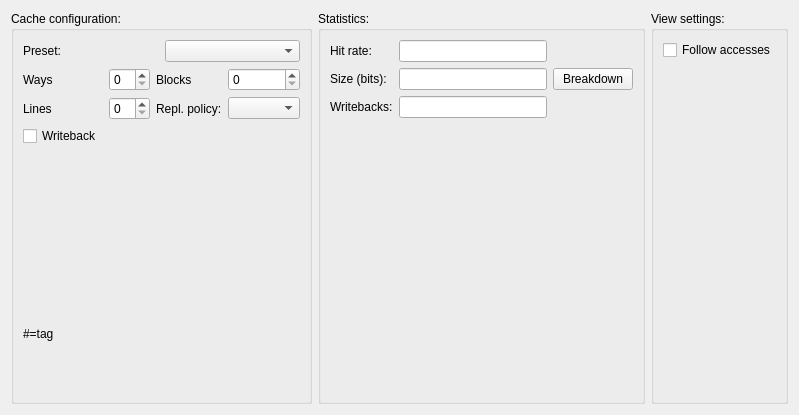
First picture: the form in src/cacheconfigwidget.ui, repository mortbopet/Ripes, before the edit.
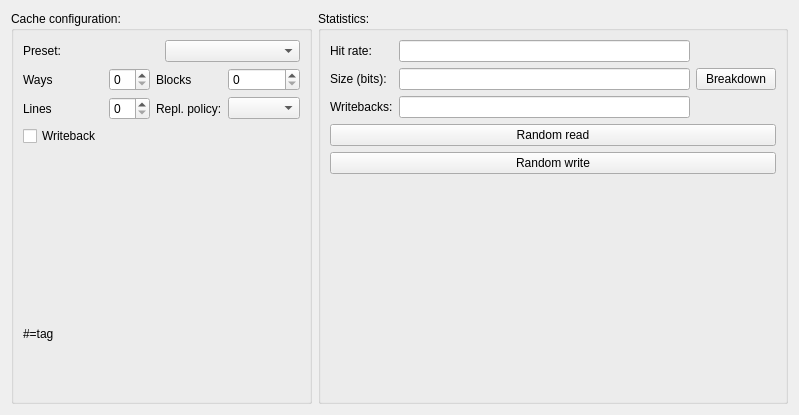
Second picture: the form after the edit.

Commit message: Make cache view zoomable

What changed in the file:
```diff
--- a/src/cacheconfigwidget.ui
+++ b/src/cacheconfigwidget.ui
@@ -141,6 +141,26 @@
         <string>Statistics:</string>
        </property>
        <layout class="QGridLayout" name="gridLayout_5">
+        <item row="1" column="0">
+         <widget class="QPushButton" name="randomread">
+          <property name="text">
+           <string>Random read</string>
+          </property>
+         </widget>
+        </item>
+        <item row="3" column="0">
+         <spacer name="verticalSpacer">
+          <property name="orientation">
+           <enum>Qt::Vertical</enum>
+          </property>
+          <property name="sizeHint" stdset="0">
+           <size>
+            <width>20</width>
+            <height>40</height>
+           </size>
+          </property>
+         </spacer>
+        </item>
         <item row="0" column="0">
          <layout class="QGridLayout" name="gridLayout_4">
           <item row="1" column="2">
@@ -182,51 +202,12 @@
           </item>
          </layout>
         </item>
-        <item row="1" column="0">
-         <spacer name="verticalSpacer">
-          <property name="orientation">
-           <enum>Qt::Vertical</enum>
+        <item row="2" column="0">
+         <widget class="QPushButton" name="randomwrite">
+          <property name="text">
+           <string>Random write</string>
           </property>
-          <property name="sizeHint" stdset="0">
-           <size>
-            <width>20</width>
-            <height>40</height>
-           </size>
-          </property>
-         </spacer>
-        </item>
-       </layout>
-      </widget>
-     </item>
-     <item>
-      <widget class="QGroupBox" name="groupBox_3">
-       <property name="title">
-        <string>View settings:</string>
-       </property>
-       <layout class="QGridLayout" name="gridLayout_7">
-        <item row="0" column="0">
-         <layout class="QGridLayout" name="gridLayout_6">
-          <item row="0" column="0">
-           <widget class="QCheckBox" name="checkBox_3">
-            <property name="text">
-             <string>Follow accesses</string>
-            </property>
-           </widget>
-          </item>
-         </layout>
-        </item>
-        <item row="1" column="0">
-         <spacer name="verticalSpacer_2">
-          <property name="orientation">
-           <enum>Qt::Vertical</enum>
-          </property>
-          <property name="sizeHint" stdset="0">
-           <size>
-            <width>20</width>
-            <height>40</height>
-           </size>
-          </property>
-         </spacer>
+         </widget>
         </item>
        </layout>
       </widget>
```
The commit also changes 12 other files.
